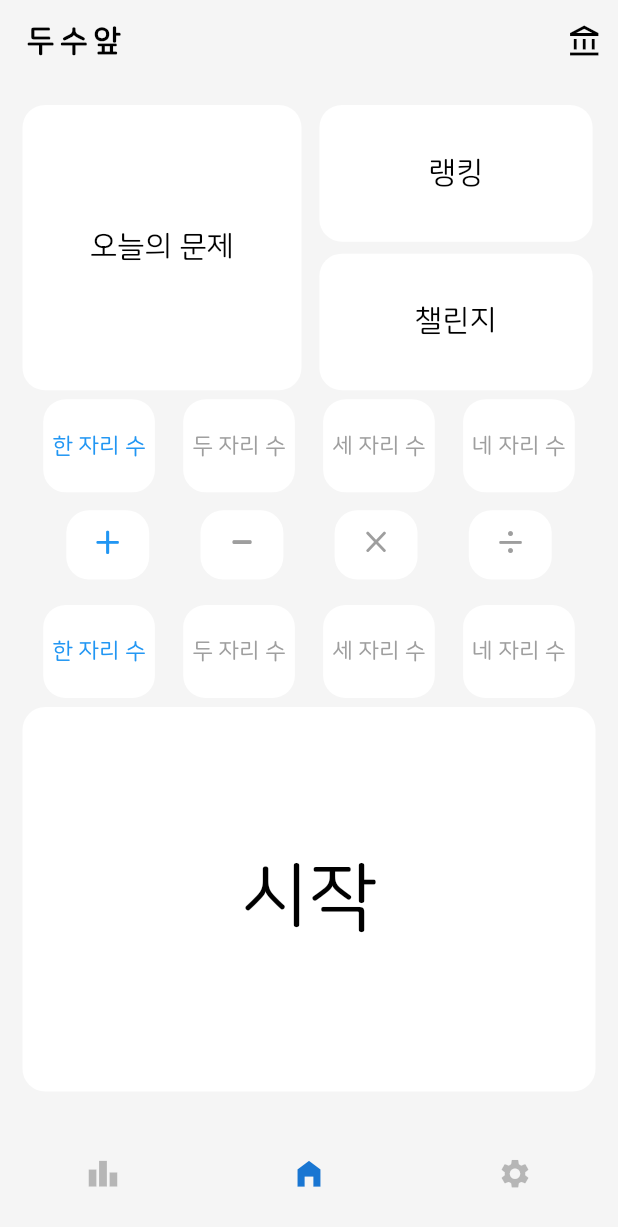
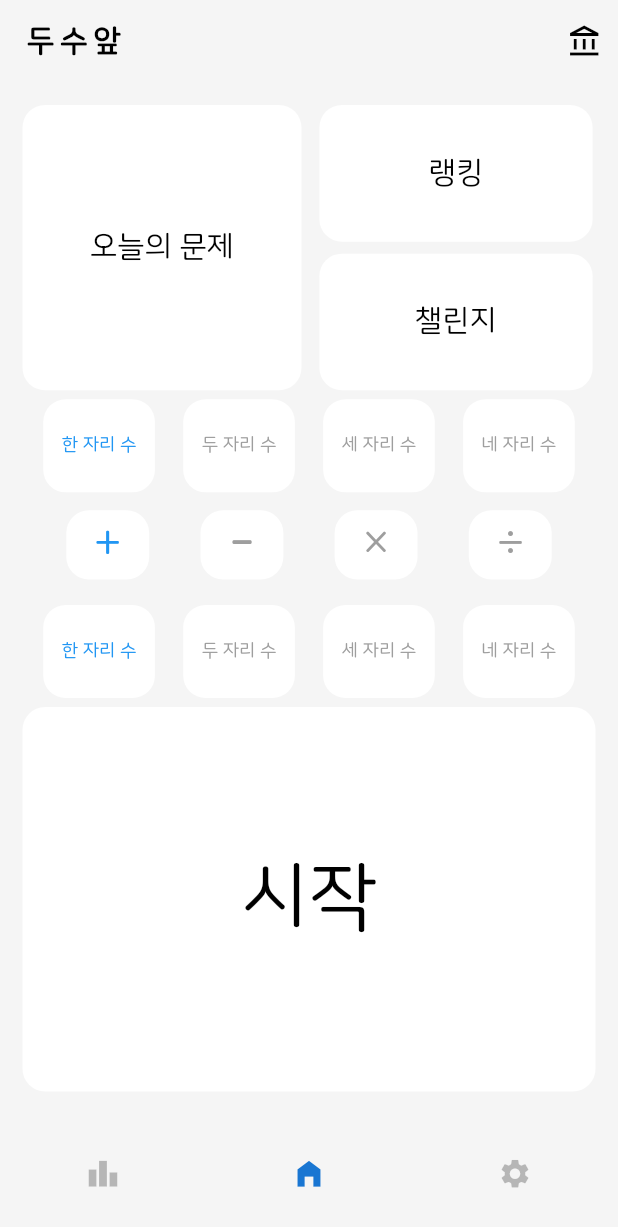
Before and after one commit to bargoLoft/do_math, a Flutter app: the screen it shows after launch, on a phone screen of 412 x 824 dp. Shown: the top 1227 px of the screen. Run offline on Flutter 3.47's test engine with Material 2 defaults, Android fonts, the phone set to English and light mode, and no system bars; our stand-ins replace fluttertoast, hive, hive_flutter, shared_preferences; accounts and stored records are empty.

Commit message:
fix: iPhone SE2 version layout

```diff
--- a/lib/const/const.dart
+++ b/lib/const/const.dart
@@ -1 +1,2 @@
 const limitTime = 11; // seconds
+const textSize = 12.0;
--- a/lib/pages/home_page.dart
+++ b/lib/pages/home_page.dart
@@ -5,6 +5,8 @@ import 'package:flutter/material.dart';
 import 'package:fluttertoast/fluttertoast.dart';
 import 'package:provider/provider.dart';
 import 'package:shared_preferences/shared_preferences.dart';
+
+import '../const/const.dart';
 
 class HomePage extends StatefulWidget {
   const HomePage({Key? key, required this.title}) : super(key: key);
@@ -227,10 +229,10 @@ class _HomePageState extends State<HomePage> {
                     child: Row(
                       mainAxisAlignment: MainAxisAlignment.spaceEvenly,
                       children: [
-                        buildDigitalButton(context, '한 자리 수', ratio, 15, 0),
-                        buildDigitalButton(context, '두 자리 수', ratio, 15, 1),
-                        buildDigitalButton(context, '세 자리 수', ratio, 15, 2),
-                        buildDigitalButton(context, '네 자리 수', ratio, 15, 3),
+                        buildDigitalButton(context, '한 자리 수', ratio, textSize, 0),
+                        buildDigitalButton(context, '두 자리 수', ratio, textSize, 1),
+                        buildDigitalButton(context, '세 자리 수', ratio, textSize, 2),
+                        buildDigitalButton(context, '네 자리 수', ratio, textSize, 3),
                       ],
                     ),
                   ),
@@ -253,10 +255,10 @@ class _HomePageState extends State<HomePage> {
                     child: Row(
                       mainAxisAlignment: MainAxisAlignment.spaceEvenly,
                       children: [
-                        buildDigitalButton2(context, '한 자리 수', ratio, 15, 0),
-                        buildDigitalButton2(context, '두 자리 수', ratio, 15, 1),
-                        buildDigitalButton2(context, '세 자리 수', ratio, 15, 2),
-                        buildDigitalButton2(context, '네 자리 수', ratio, 15, 3),
+                        buildDigitalButton2(context, '한 자리 수', ratio, textSize, 0),
+                        buildDigitalButton2(context, '두 자리 수', ratio, textSize, 1),
+                        buildDigitalButton2(context, '세 자리 수', ratio, textSize, 2),
+                        buildDigitalButton2(context, '네 자리 수', ratio, textSize, 3),
                       ],
                     ),
                   ),
@@ -363,7 +365,8 @@ class _HomePageState extends State<HomePage> {
           child: Text(
             title,
             style: TextStyle(
-              fontSize: (digitalIndex_1 == index) ? textSize : 15,
+              fontSize: textSize,
+              //fontSize: (digitalIndex_1 == index) ? textSize : 15,
               color: (digitalIndex_1 == index) ? Colors.blue : Colors.grey,
             ),
           ),
@@ -394,7 +397,8 @@ class _HomePageState extends State<HomePage> {
           child: Text(
             title,
             style: TextStyle(
-              fontSize: (digitalIndex_2 == index) ? textSize : 15,
+              fontSize: textSize,
+              //fontSize: (digitalIndex_2 == index) ? textSize : 15,
               color: (digitalIndex_2 == index) ? Colors.blue : Colors.grey,
             ),
           ),
--- a/lib/pages/record_page.dart
+++ b/lib/pages/record_page.dart
@@ -32,11 +32,13 @@ class _RecordPageState extends State<RecordPage> {
                   itemCount: records.length,
                   itemBuilder: (context, int index) {
                     var recordData = records[index];
+                    var percent = 10 * (recordData.correct / recordData.playCount);
                     if (recordData.name == 'total') {
                       return Text(
                           '총..${recordData.playCount}번.. 맞춘문제 ${recordData.correct}개..경험치 ${recordData.highScore.toInt()}..');
                     } else {
-                      return Text('${recordData.name}${recordData.playCount}');
+                      return Text(
+                          '${recordData.name} / 시도 : ${recordData.playCount} / 정답률 : ${percent.toInt()}% / 최고 기록 : ${recordData.highScore}s');
                     }
                   }),
               // Text('${totalcord?.name}${totalcord?.playCount}'),
```
